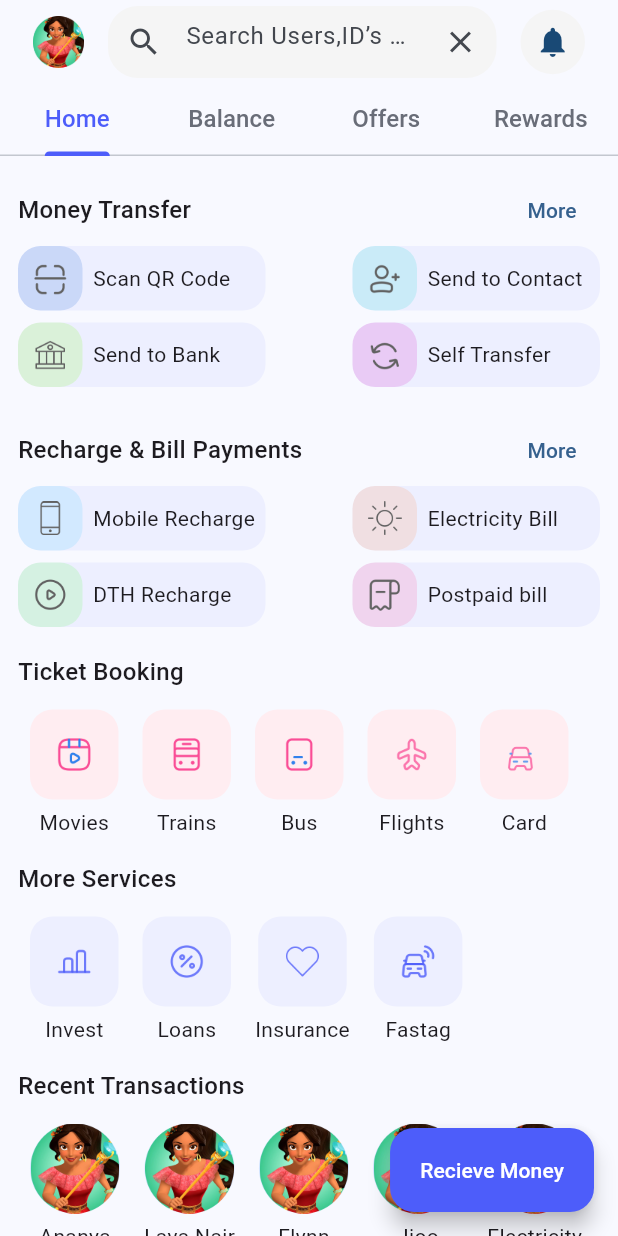
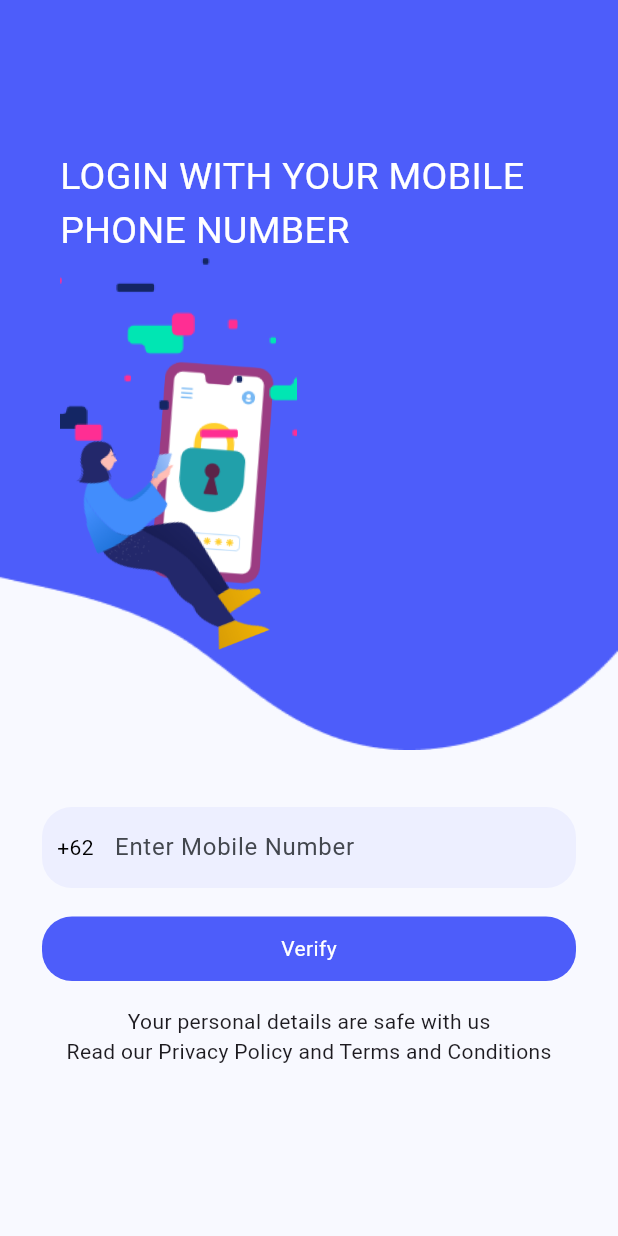
Before and after one commit to mur-ii/Instant-Pay-Mobile-Payment-App, a Flutter app: the screen it shows after launch, on a phone screen of 412 x 824 dp. Run offline on Flutter 3.47's test engine with Material 3 defaults, Android fonts, the phone set to English and light mode, and no system bars; our stand-ins replace google_fonts.

Commit message:
successfuly to create app

```diff
--- a/lib/main.dart
+++ b/lib/main.dart
@@ -3,6 +3,8 @@ import 'package:google_fonts/google_fonts.dart';
 import 'package:instant_pay_mobile_payment_app/pages/main_page.dart';
 import 'package:instant_pay_mobile_payment_app/pages/profile_page.dart';
 import 'package:instant_pay_mobile_payment_app/pages/recieve_page.dart';
+import 'package:instant_pay_mobile_payment_app/pages/splash_screen.dart';
+import 'package:instant_pay_mobile_payment_app/pages/verify_page.dart';
 
 void main() {
   runApp(const MyApp());
@@ -21,9 +23,11 @@ class MyApp extends StatelessWidget {
           useMaterial3: true,
           textTheme:
               GoogleFonts.leagueSpartanTextTheme(Theme.of(context).textTheme)),
-      initialRoute: MainPage.routeName,
+      initialRoute: SplashScreen.routeName,
       routes: {
-        MainPage.routeName: (context) => MainPage(),
+        SplashScreen.routeName: (context) => const SplashScreen(),
+        VerifyPage.routeName: (context) =>  VerifyPage(),
+        MainPage.routeName: (context) => const MainPage(),
         ProfilePage.routeName: (context) => const ProfilePage(),
         RecievePage.routeName: (context) => const RecievePage(),
       },
--- a/lib/pages/main_page.dart
+++ b/lib/pages/main_page.dart
@@ -9,7 +9,7 @@ import 'package:instant_pay_mobile_payment_app/widgets/tab_bar_rewards.dart';
 
 class MainPage extends StatefulWidget {
   static const routeName = '/home';
-  MainPage({super.key});
+  const MainPage({super.key});
 
   @override
   State<MainPage> createState() => _MainPageState();
@@ -20,7 +20,7 @@ class _MainPageState extends State<MainPage> {
 
   @override
   Widget build(BuildContext context) {
-    final double avatarRadius = 20.0;
+    const double avatarRadius = 20.0;
 
     return DefaultTabController(
       initialIndex: 0,
@@ -42,7 +42,7 @@ class _MainPageState extends State<MainPage> {
             width: MediaQuery.of(context).size.width,
             decoration: BoxDecoration(
               borderRadius: BorderRadius.circular(20),
-              color: Color(0xffF5F5F5),
+              color: const Color(0xffF5F5F5),
             ),
             child: TextField(
               controller: _searchController,
@@ -57,25 +57,26 @@ class _MainPageState extends State<MainPage> {
               ),
             ),
           ),
-          actions: [
+          actions: const [
             Padding(
-              padding: const EdgeInsets.only(right: 22),
+              padding: EdgeInsets.only(right: 22),
               child: SizedBox(
                 width: 43,
                 height: 43,
                 child: CircleAvatar(
                   radius: avatarRadius,
                   backgroundColor: Color(0xffF5F5F5),
-                  child: const Icon(Icons.notifications),
+                  child: Icon(Icons.notifications),
                 ),
               ),
             ),
           ],
           bottom: TabBar(
-            labelStyle: menuTabBarTextStyle.copyWith(color: Color(0xff4D5DFA)),
-            indicatorColor: Color(0xff4D5DFA),
-            unselectedLabelColor: Color(0xff696D78),
-            tabs: [
+            labelStyle:
+                menuTabBarTextStyle.copyWith(color: const Color(0xff4D5DFA)),
+            indicatorColor: const Color(0xff4D5DFA),
+            unselectedLabelColor: const Color(0xff696D78),
+            tabs: const [
               Tab(
                 text: 'Home',
               ),
@@ -100,11 +101,11 @@ class _MainPageState extends State<MainPage> {
               TabBarRewards()
             ]),
         floatingActionButton: FloatingActionButton.extended(
-            backgroundColor: Color(0xff4D5DFA),
+            backgroundColor: const Color(0xff4D5DFA),
             onPressed: () {
               Navigator.pushNamed(context, RecievePage.routeName);
             },
-            label: Text(
+            label: const Text(
               'Recieve Money',
               style: TextStyle(color: Colors.white),
             )),
--- /dev/null
+++ b/lib/pages/verify_page.dart
@@ -0,0 +1,105 @@
+import 'package:flutter/material.dart';
+import 'package:instant_pay_mobile_payment_app/pages/main_page.dart';
+
+class VerifyPage extends StatelessWidget {
+  static const routeName = 'verify';
+  VerifyPage({super.key});
+  final TextEditingController _searchController = TextEditingController();
+
+  @override
+  Widget build(BuildContext context) {
+    return Scaffold(
+      body: SingleChildScrollView(
+        child: Column(
+          children: [
+            Container(
+              height: 500,
+              width: MediaQuery.of(context).size.width,
+              decoration: const BoxDecoration(
+                  image: DecorationImage(
+                      image: AssetImage(
+                        'assets/bg-login.png',
+                      ),
+                      fit: BoxFit.fill)),
+              child: Padding(
+                padding: const EdgeInsets.only(right: 30, left: 40, top: 100),
+                child: Column(
+                  crossAxisAlignment: CrossAxisAlignment.start,
+                  children: [
+                    const Text(
+                      'LOGIN WITH YOUR MOBILE PHONE NUMBER',
+                      style: TextStyle(color: Colors.white, fontSize: 25),
+                    ),
+                    Container(
+                      height: 280,
+                      width: 158,
+                      decoration: const BoxDecoration(
+                          image: DecorationImage(
+                              image: AssetImage('assets/image-login.png'),
+                              fit: BoxFit.cover)),
+                    ),
+                  ],
+                ),
+              ),
+            ),
+            Padding(
+              padding: const EdgeInsets.only(right: 28, left: 28, top: 38),
+              child: Container(
+                width: MediaQuery.of(context).size.width,
+                decoration: BoxDecoration(
+                  borderRadius: BorderRadius.circular(20),
+                  color: const Color(0xffEDEFFF),
+                ),
+                child: TextField(
+                  keyboardType: TextInputType.number,
+                  controller: _searchController,
+                  decoration: const InputDecoration(
+                    hintText: 'Enter Mobile Number',
+                    prefixIcon: Padding(
+                      padding: EdgeInsets.symmetric(horizontal: 10),
+                      child: Text(
+                        '+62',
+                        style: TextStyle(
+                            color: Colors.black), // Sesuaikan warna teks
+                      ),
+                    ),
+                    prefixIconConstraints:
+                        BoxConstraints(minWidth: 0, minHeight: 0),
+                    border: InputBorder.none,
+                    contentPadding:
+                        EdgeInsets.symmetric(vertical: 15, horizontal: 10),
+                  ),
+                ),
+              ),
+            ),
+            GestureDetector(
+              onTap: () {
+                Navigator.pushReplacementNamed(context, MainPage.routeName);
+              },
+              child: Padding(
+                padding: const EdgeInsets.only(
+                    right: 28, left: 28, top: 19, bottom: 17),
+                child: Container(
+                  height: 43,
+                  width: MediaQuery.of(context).size.width,
+                  decoration: BoxDecoration(
+                    borderRadius: BorderRadius.circular(20),
+                    color: const Color(0xff4D5DFA),
+                  ),
+                  child: const Center(
+                    child: Text(
+                      'Verify',
+                      style: TextStyle(color: Colors.white),
+                    ),
+                  ),
+                ),
+              ),
+            ),
+            const Text('Your personal details are safe with us'),
+            const Text('Read our Privacy Policy and Terms and Conditions'),
+          ],
+        ),
+      ),
+    );
+  }
+}
--- a/pubspec.yaml
+++ b/pubspec.yaml
@@ -4,7 +4,7 @@ publish_to: 'none'
 version: 1.0.0+1
 
 environment:
-  sdk: '>=3.4.4 <4.0.0'
+  sdk: '3.4.3'
 
 dependencies:
   flutter:
```
Also changed, not shown: lib/pages/splash_screen.dart (added, +57 -0 lines), pubspec.lock, 1 other file.
